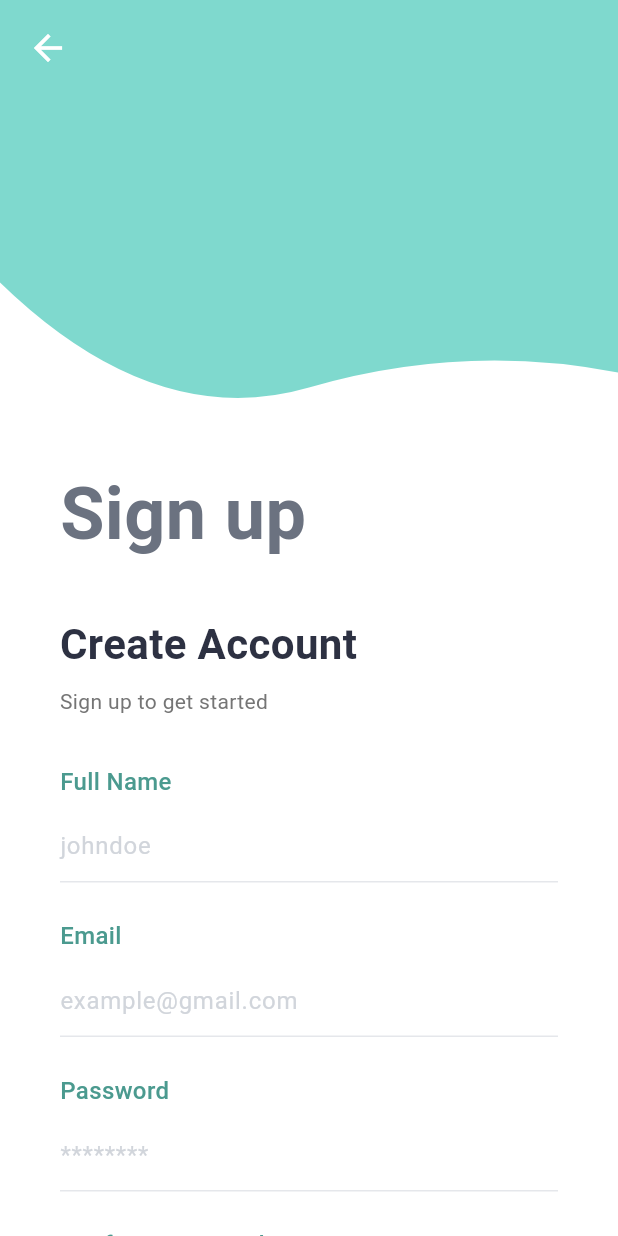
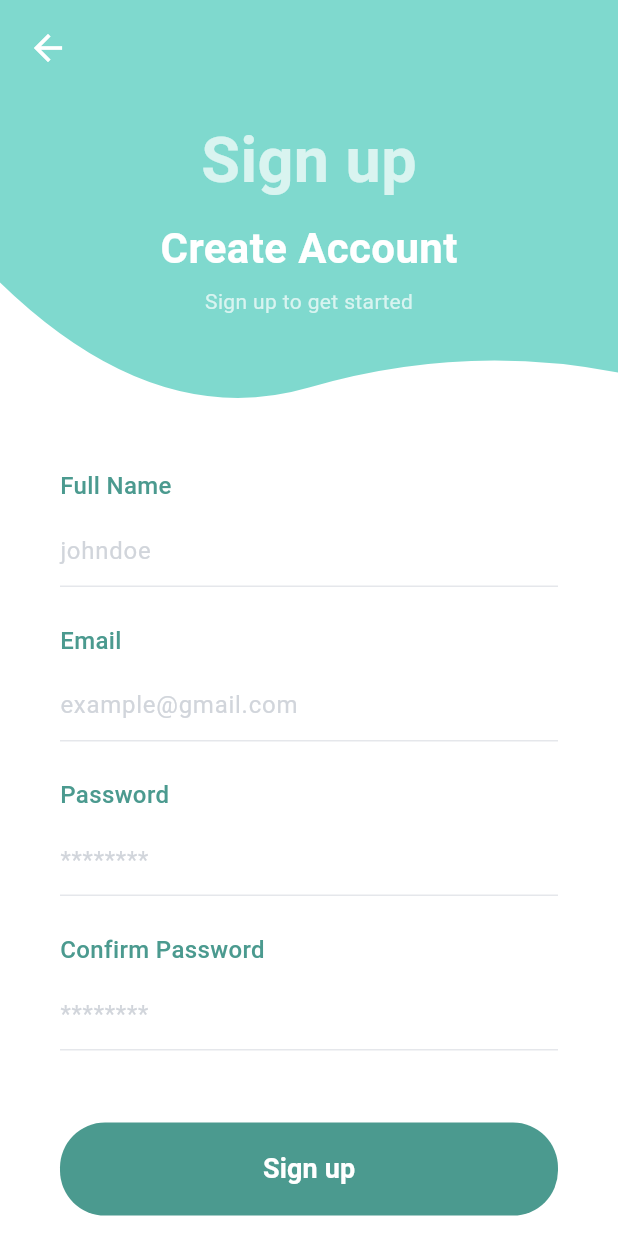
Before and after one commit to Anjana2552/Utilitybill, a Flutter app: the RegisterPage screen opened by its route, on a phone screen of 412 x 824 dp. Run offline on Flutter 3.47's test engine with Material 3 defaults, Android fonts, the phone set to English and light mode, and no system bars; our stand-ins replace curved_navigation_bar, shared_preferences; accounts and stored records are empty; network calls fail.

Commit message:
5th commit - 1st demo - 24.01.26

```diff
--- a/Utilitybill-main/utilitybill_frontend/lib/pages/register_page.dart
+++ b/Utilitybill-main/utilitybill_frontend/lib/pages/register_page.dart
@@ -146,7 +146,10 @@ class _RegisterPageState extends State<RegisterPage> {
               child: Container(
                 height: heightOfScreen * 0.35,
                 decoration: const BoxDecoration(color: Color(0xFF7FD9CE)),
-                child: SafeArea(
+                child: Stack(
+                  children: [
+                    // Back button at top-left
+                    SafeArea(
                       child: Padding(
                         padding: const EdgeInsets.only(left: 8.0, top: 8.0),
                         child: Align(
@@ -162,6 +165,41 @@ class _RegisterPageState extends State<RegisterPage> {
                         ),
                       ),
                     ),
+                    // Centered header title + sub texts
+                    Center(
+                      child: Column(
+                        mainAxisSize: MainAxisSize.min,
+                        children: const [
+                          Text(
+                            'Sign up',
+                            style: TextStyle(
+                              fontSize: 42,
+                              fontWeight: FontWeight.w600,
+                              color: Colors.white70,
+                            ),
+                          ),
+                          SizedBox(height: 8),
+                          Text(
+                            'Create Account',
+                            style: TextStyle(
+                              fontSize: 28,
+                              fontWeight: FontWeight.bold,
+                              color: Colors.white,
+                            ),
+                          ),
+                          SizedBox(height: 6),
+                          Text(
+                            'Sign up to get started',
+                            style: TextStyle(
+                              fontSize: 14,
+                              color: Colors.white70,
+                            ),
+                          ),
+                        ],
+                      ),
+                    ),
+                  ],
+                ),
               ),
             ),
             // Form Section
@@ -172,33 +210,7 @@ class _RegisterPageState extends State<RegisterPage> {
                 child: Column(
                   crossAxisAlignment: CrossAxisAlignment.start,
                   children: [
-                    const SizedBox(height: 20),
-                    // Sign up Title
-                    const Text(
-                      'Sign up',
-                      style: TextStyle(
-                        fontSize: 48,
-                        fontWeight: FontWeight.w600,
-                        color: Color(0xFF6B7280),
-                      ),
-                    ),
-                    const SizedBox(height: 32),
-                    const Text(
-                      'Create Account',
-                      textAlign: TextAlign.center,
-                      style: TextStyle(
-                        fontSize: 28,
-                        fontWeight: FontWeight.bold,
-                        color: Color(0xFF2D3142),
-                      ),
-                    ),
-                    const SizedBox(height: 8),
-                    Text(
-                      'Sign up to get started',
-                      textAlign: TextAlign.center,
-                      style: TextStyle(fontSize: 14, color: Colors.grey[600]),
-                    ),
-                    const SizedBox(height: 32),
+                    const SizedBox(height: 24),
                     // Full Name Field
                     const Text(
                       'Full Name',
```
Also changed, not shown: Utilitybill-main/utilitybill_frontend/lib/pages/login_page.dart (+62 -11 lines), Utilitybill-main/utilitybill_frontend/lib/pages/payment_reports_page.dart (+15 -1 lines), Utilitybill-main/utilitybill_frontend/lib/pages/users/home_page.dart (+11 -0 lines). Lines whose indentation alone changed are shown as unchanged.
